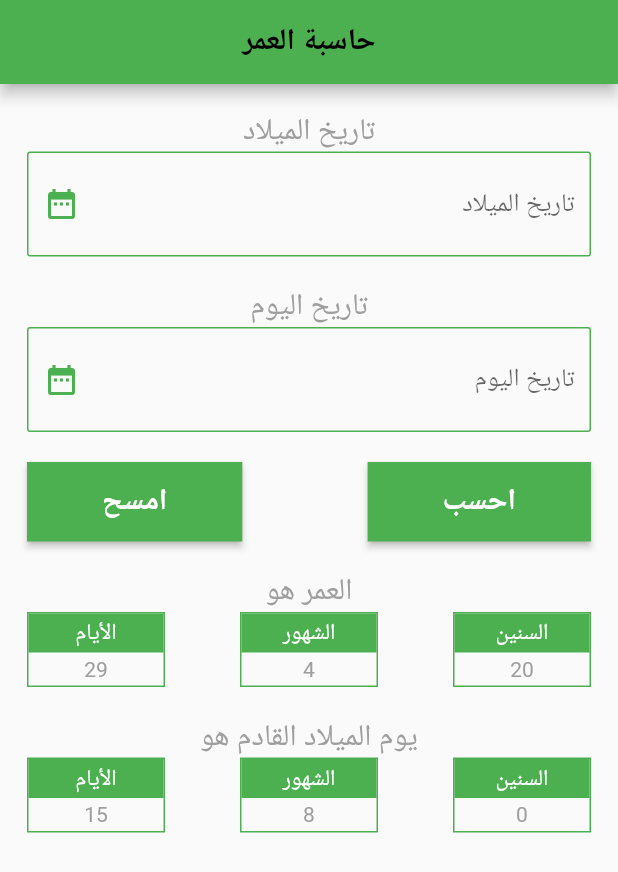
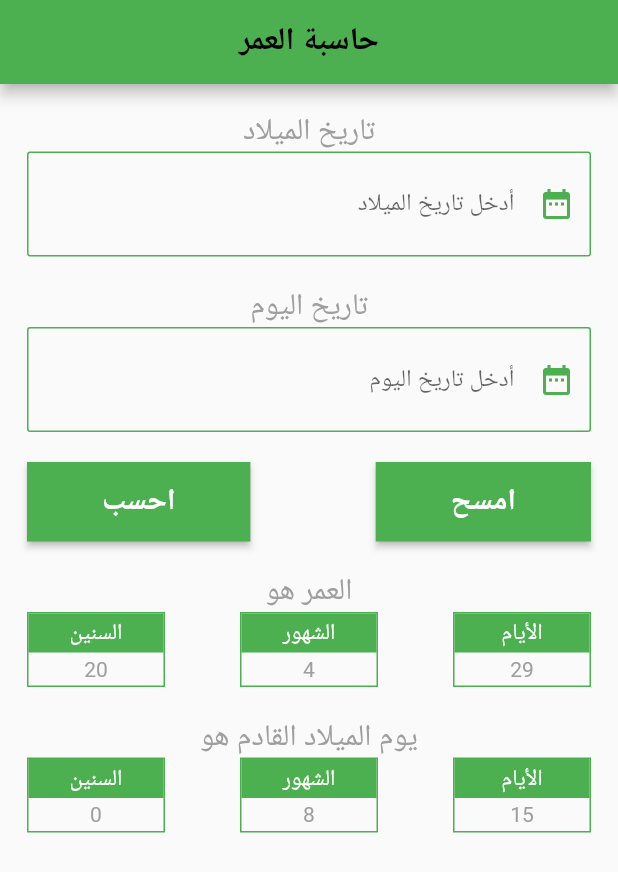
Before and after one commit to Mohamed-G2021/Age-Calculater, a Flutter app: the screen it shows after launch, on a phone screen of 412 x 824 dp. Shown: the top 872 px of the screen. Run offline on Flutter 3.47's test engine with Material 2 defaults, Android fonts, the phone set to English and light mode, and no system bars.

Commit message:
changing datepicker into Arabic 2

```diff
--- a/lib/main.dart
+++ b/lib/main.dart
@@ -1,8 +1,17 @@
 import 'package:flutter/material.dart';
 import 'package:flutter/rendering.dart';
+import 'package:flutter_localizations/flutter_localizations.dart';
 
 void main() {
   return runApp(MaterialApp(
+    localizationsDelegates: [
+      GlobalMaterialLocalizations.delegate,
+      GlobalWidgetsLocalizations.delegate,
+      GlobalCupertinoLocalizations.delegate,
+    ],
+    supportedLocales: [
+      Locale('ar', 'EG'),
+    ],
     theme: ThemeData(
       brightness: Brightness.light,
       primaryColor: Colors.green,
@@ -97,8 +106,8 @@ class HomeScreen extends StatelessWidget {
 }
 
 // Widget Calendar_icon = Icon(Icons.date_range, color: Colors.orange);
-DateContainer BirthDayField = DateContainer(hintText: "تاريخ الميلاد");
-DateContainer TodayField = DateContainer(hintText: "تاريخ اليوم");
+DateContainer BirthDayField = DateContainer(hintText: "أدخل تاريخ الميلاد");
+DateContainer TodayField = DateContainer(hintText: "أدخل تاريخ اليوم");
 
 class DateContainer extends StatelessWidget {
   String? hintText;
@@ -240,17 +249,19 @@ class DateText extends StatelessWidget {
       decoration: InputDecoration(
           border: InputBorder.none,
           hintText: hintText,
-          hintStyle: TextStyle(fontSize: 17),
+          hintStyle: TextStyle(fontSize: 16),
           icon: Icon(
             Icons.date_range,
             color: Theme.of(context).primaryColor,
           )),
       onTap: () {
         showDatePicker(
+                locale: const Locale("ar", "EG"),
                 cancelText: "إلغاء",
                 confirmText: "تم",
                 helpText: "اختر التاريخ",
                 fieldLabelText: "أدخل التاريخ",
+                fieldHintText: " / / ",
                 errorFormatText: "تنسيق خاطئ",
                 context: context,
                 initialDate: DateTime.now(),
--- a/pubspec.yaml
+++ b/pubspec.yaml
@@ -29,6 +29,9 @@ environment:
 dependencies:
   flutter:
     sdk: flutter
+  flutter_localizations:
+    sdk: flutter
+  intl: ^0.17.0
 
 
   # The following adds the Cupertino Icons font to your application.
```
Also changed, not shown: pubspec.lock.
